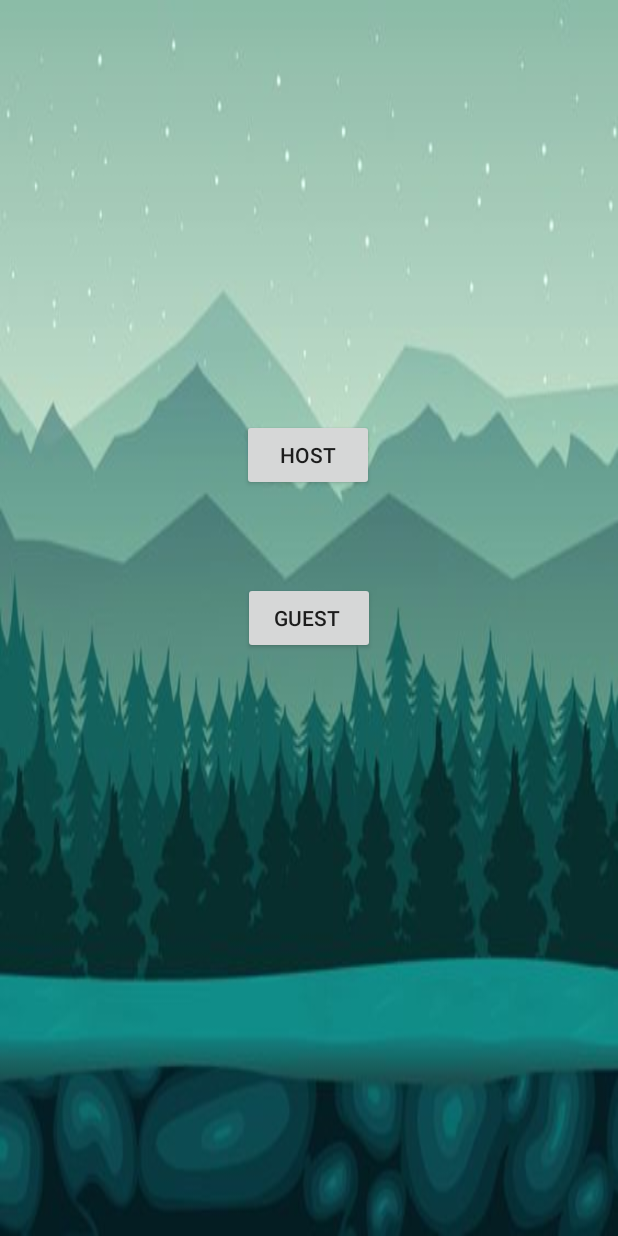
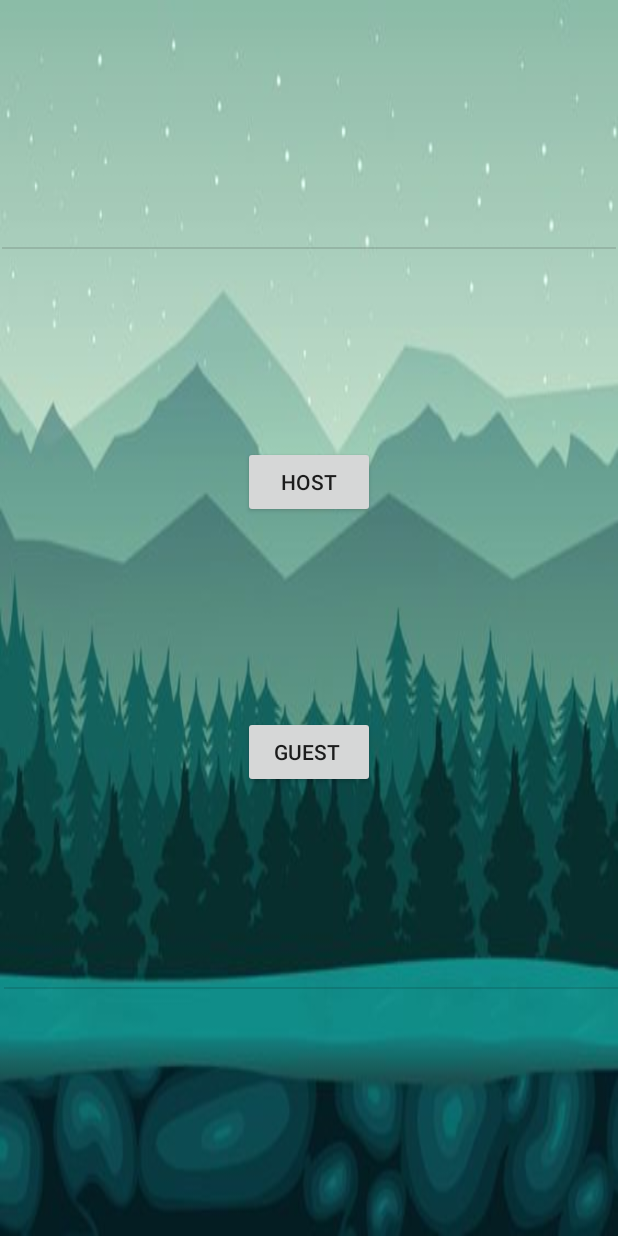
Before and after one commit to phuontharo/1102_gogo, an Android app: the WaitGuest screen opened directly, with no data from a screen before it, on a phone screen of 412 x 824 dp. Run offline under Robolectric (Android 15) with nearby library versions, the phone set to English and light mode, and no system bars.

Commit message:
1102_test

```diff
--- a/app/build.gradle
+++ b/app/build.gradle
@@ -26,6 +26,7 @@ dependencies {
     implementation fileTree(dir: "libs", include: ["*.jar"])
     implementation 'androidx.appcompat:appcompat:1.2.0'
     implementation 'androidx.constraintlayout:constraintlayout:2.0.2'
+    implementation 'androidx.cardview:cardview:1.0.0'
     testImplementation 'junit:junit:4.12'
     androidTestImplementation 'androidx.test.ext:junit:1.1.2'
     androidTestImplementation 'androidx.test.espresso:espresso-core:3.3.0'
--- a/app/src/main/AndroidManifest.xml
+++ b/app/src/main/AndroidManifest.xml
@@ -9,13 +9,7 @@
         android:roundIcon="@mipmap/ic_launcher_round"
         android:supportsRtl="true"
         android:theme="@style/AppTheme">
-        <activity android:name=".Setting">
-            <intent-filter>
-                <action android:name="android.intent.action.MAIN" />
-
-                <category android:name="android.intent.category.LAUNCHER" />
-            </intent-filter>
-        </activity>
+        <activity android:name=".Setting" />
         <activity android:name=".WaitGuest" />
         <activity android:name=".Information" />
         <activity android:name=".Start">
--- a/app/src/main/res/layout/activity_wait_guest.xml
+++ b/app/src/main/res/layout/activity_wait_guest.xml
@@ -7,26 +7,131 @@
     android:background="@drawable/background"
     tools:context=".WaitGuest">
 
+    <androidx.constraintlayout.widget.ConstraintLayout
+        android:id="@+id/layoutHost"
+        android:layout_width="300dp"
+        android:layout_height="300dp"
+        android:visibility="invisible"
+        app:layout_constraintBottom_toBottomOf="@+id/divider_top"
+        app:layout_constraintEnd_toEndOf="parent"
+        app:layout_constraintStart_toStartOf="parent"
+        app:layout_constraintTop_toTopOf="@+id/divider_bottom">
+
+        <TextView
+            android:id="@+id/textView8"
+            android:layout_width="wrap_content"
+            android:layout_height="wrap_content"
+            android:text="Time"
+            app:layout_constraintBottom_toBottomOf="parent"
+            app:layout_constraintEnd_toEndOf="parent"
+            app:layout_constraintHorizontal_bias="0.13"
+            app:layout_constraintStart_toStartOf="parent"
+            app:layout_constraintTop_toTopOf="parent"
+            app:layout_constraintVertical_bias="0.120000005" />
+
+        <EditText
+            android:id="@+id/editTextTime"
+            android:layout_width="wrap_content"
+            android:layout_height="wrap_content"
+            android:layout_marginStart="13dp"
+            android:ems="10"
+            android:inputType="time"
+            app:layout_constraintBottom_toBottomOf="@+id/textView8"
+            app:layout_constraintEnd_toEndOf="parent"
+            app:layout_constraintStart_toEndOf="@+id/textView8"
+            app:layout_constraintTop_toTopOf="@+id/textView8" />
+
+        <Button
+            android:id="@+id/button6"
+            android:layout_width="wrap_content"
+            android:layout_height="wrap_content"
+            android:text="Create Room"
+            app:layout_constraintBottom_toBottomOf="parent"
+            app:layout_constraintEnd_toEndOf="parent"
+            app:layout_constraintStart_toStartOf="parent"
+            app:layout_constraintTop_toTopOf="parent" />
+    </androidx.constraintlayout.widget.ConstraintLayout>
+
+    <androidx.constraintlayout.widget.ConstraintLayout
+        android:id="@+id/layoutGuest"
+        android:layout_width="300dp"
+        android:layout_height="300dp"
+        android:visibility="invisible"
+        app:layout_constraintBottom_toBottomOf="@+id/divider_top"
+        app:layout_constraintEnd_toEndOf="parent"
+        app:layout_constraintStart_toStartOf="parent"
+        app:layout_constraintTop_toTopOf="@+id/divider_bottom">
+
+        <EditText
+            android:id="@+id/editTextCodeNumber"
+            android:layout_width="wrap_content"
+            android:layout_height="wrap_content"
+            android:ems="10"
+            android:hint="Enter Code Number"
+            android:inputType="textPersonName"
+            app:layout_constraintBottom_toBottomOf="parent"
+            app:layout_constraintEnd_toEndOf="parent"
+            app:layout_constraintStart_toStartOf="parent"
+            app:layout_constraintTop_toTopOf="parent"
+            app:layout_constraintVertical_bias="0.317" />
+
+        <Button
+            android:id="@+id/buttonEnter"
+            android:layout_width="wrap_content"
+            android:layout_height="wrap_content"
+            android:text="Enter"
+            app:layout_constraintBottom_toBottomOf="parent"
+            app:layout_constraintEnd_toEndOf="parent"
+            app:layout_constraintStart_toStartOf="parent"
+            app:layout_constraintTop_toTopOf="parent"
+            app:layout_constraintVertical_bias="0.615" />
+
+    </androidx.constraintlayout.widget.ConstraintLayout>
+
     <Button
-        android:id="@+id/button5"
+        android:id="@+id/btn_host"
         android:layout_width="wrap_content"
         android:layout_height="wrap_content"
         android:text="Host"
-        app:layout_constraintBottom_toBottomOf="parent"
+        app:layout_constraintBottom_toTopOf="@+id/btn_guest"
         app:layout_constraintEnd_toEndOf="parent"
-        app:layout_constraintHorizontal_bias="0.498"
+        app:layout_constraintHorizontal_bias="0.501"
         app:layout_constraintStart_toStartOf="parent"
-        app:layout_constraintTop_toTopOf="parent"
-        app:layout_constraintVertical_bias="0.36" />
+        app:layout_constraintTop_toTopOf="@+id/divider_bottom" />
 
     <Button
-        android:id="@+id/button7"
+        android:id="@+id/btn_guest"
         android:layout_width="wrap_content"
         android:layout_height="wrap_content"
         android:text="Guest "
+        app:layout_constraintBottom_toTopOf="@+id/divider_top"
+        app:layout_constraintEnd_toEndOf="parent"
+        app:layout_constraintHorizontal_bias="0.501"
+        app:layout_constraintStart_toStartOf="parent"
+        app:layout_constraintTop_toBottomOf="@+id/btn_host"
+        app:layout_constraintVertical_bias="0.0" />
+
+    <View
+        android:id="@+id/divider_top"
+        android:layout_width="409dp"
+        android:layout_height="1dp"
+        android:background="?android:attr/listDivider"
+        app:layout_constraintBottom_toBottomOf="parent"
+        app:layout_constraintEnd_toEndOf="parent"
+        app:layout_constraintHorizontal_bias="1.0"
+        app:layout_constraintStart_toStartOf="parent"
+        app:layout_constraintTop_toTopOf="parent"
+        app:layout_constraintVertical_bias="0.8" />
+
+    <View
+        android:id="@+id/divider_bottom"
+        android:layout_width="409dp"
+        android:layout_height="1dp"
+        android:background="?android:attr/listDivider"
         app:layout_constraintBottom_toBottomOf="parent"
         app:layout_constraintEnd_toEndOf="parent"
         app:layout_constraintStart_toStartOf="parent"
-        app:layout_constraintTop_toTopOf="parent" />
+        app:layout_constraintTop_toTopOf="parent"
+        app:layout_constraintVertical_bias="0.2" />
 
 </androidx.constraintlayout.widget.ConstraintLayout>
```
